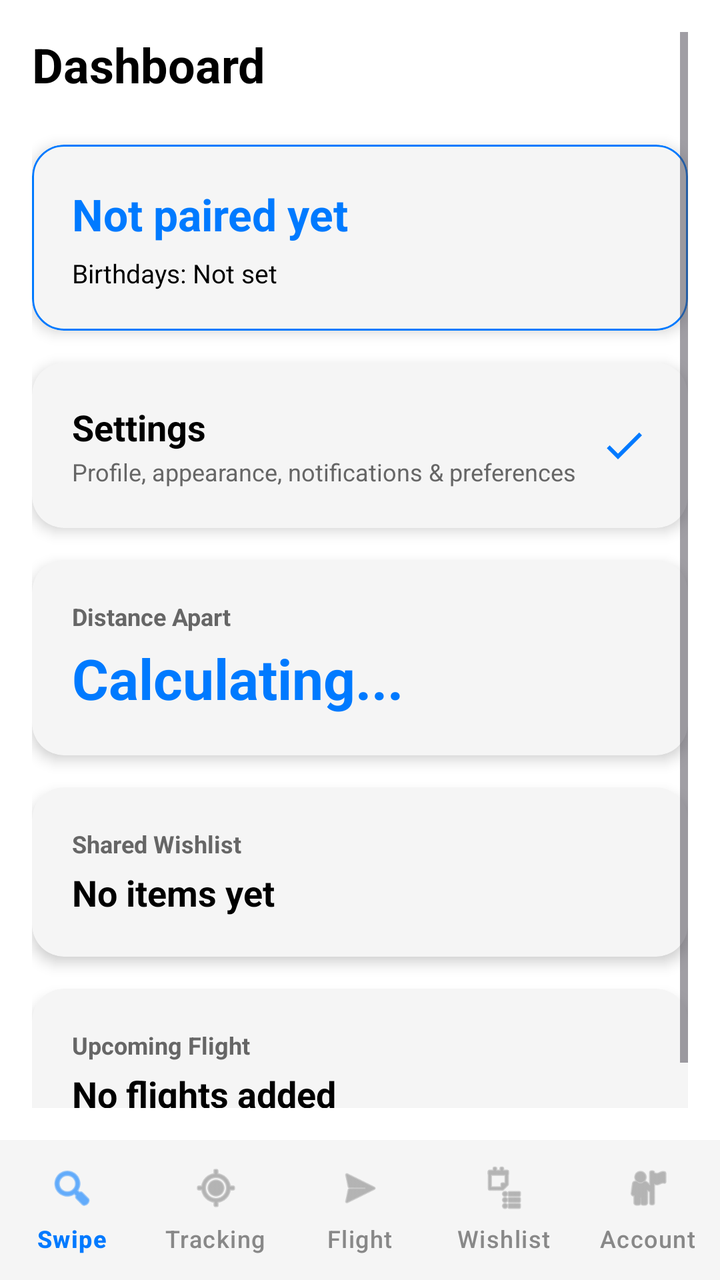
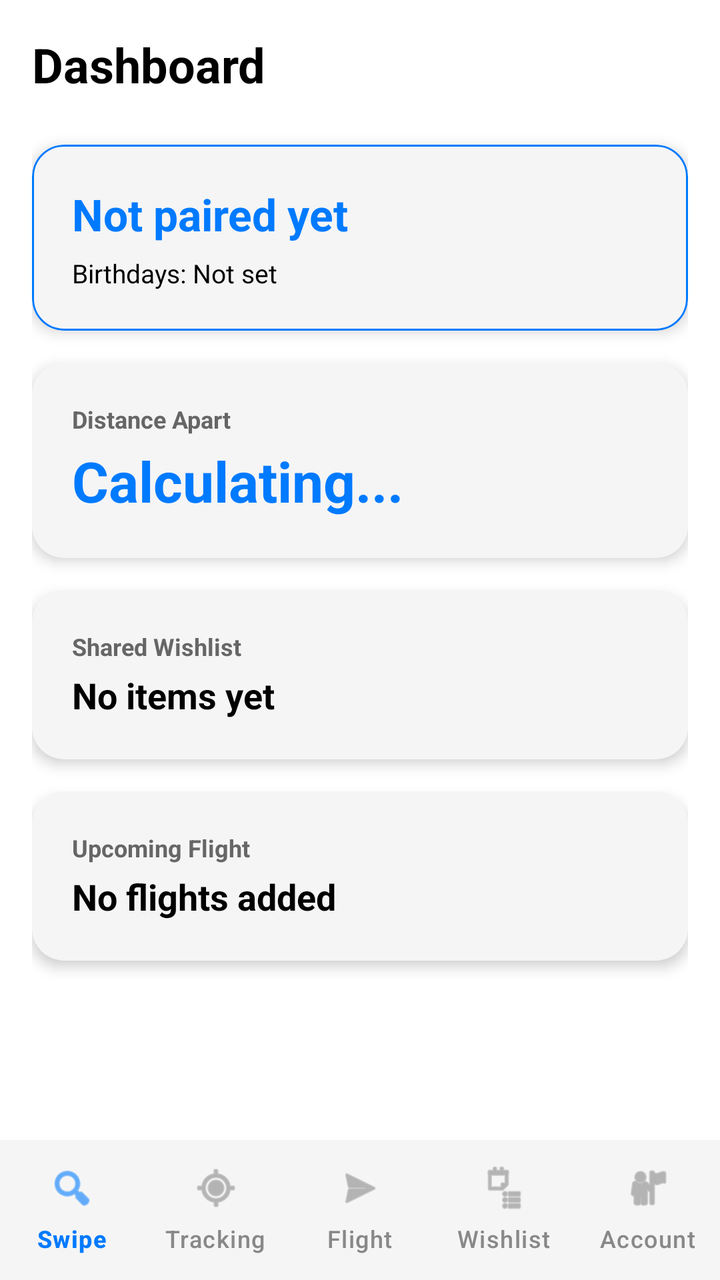

An Android layout rendered at two revisions. The XML below is the earlier revision; the diff shows what the commit changed to produce the second picture.
<!-- AndroidManifest.xml: application theme Theme.ProjectCecily -->
<!-- res/layout/activity_main.xml -->
<?xml version="1.0" encoding="utf-8"?>
<androidx.constraintlayout.widget.ConstraintLayout xmlns:android="http://schemas.android.com/apk/res/android"
    xmlns:app="http://schemas.android.com/apk/res-auto"
    android:layout_width="match_parent"
    android:layout_height="match_parent"
    android:background="@color/app_background"
    android:fitsSystemWindows="true">

    
    <ScrollView
        android:id="@+id/dashboard_scroll"
        android:layout_width="0dp"
        android:layout_height="0dp"
        android:padding="16dp"
        app:layout_constraintBottom_toTopOf="@id/bottom_navigation"
        app:layout_constraintEnd_toEndOf="parent"
        app:layout_constraintStart_toStartOf="parent"
        app:layout_constraintTop_toTopOf="parent">

        <LinearLayout
            android:layout_width="match_parent"
            android:layout_height="wrap_content"
            android:orientation="vertical">

            <TextView
                android:id="@+id/tvDashboardTitle"
                android:layout_width="wrap_content"
                android:layout_height="wrap_content"
                android:layout_marginBottom="24dp"
                android:text="Dashboard"
                android:textColor="@color/text_primary"
                android:textSize="24sp"
                android:textStyle="bold" />

            
            <com.google.android.material.card.MaterialCardView
                android:id="@+id/cardRelationshipSummary"
                android:layout_width="match_parent"
                android:layout_height="wrap_content"
                android:layout_marginBottom="16dp"
                android:clickable="false"
                android:focusable="false"
                app:cardBackgroundColor="@color/card_background"
                app:cardCornerRadius="16dp"
                app:cardElevation="4dp"
                app:strokeColor="@color/nav_selected"
                app:strokeWidth="1dp">

                <LinearLayout
                    android:layout_width="match_parent"
                    android:layout_height="wrap_content"
                    android:orientation="vertical"
                    android:padding="20dp">

                    <TextView
                        android:id="@+id/tvTogetherDays"
                        android:layout_width="wrap_content"
                        android:layout_height="wrap_content"
                        android:text="Not paired yet"
                        android:textColor="@color/nav_selected"
                        android:textSize="22sp"
                        android:textStyle="bold" />

                    <TextView
                        android:id="@+id/tvBirthdaysSummary"
                        android:layout_width="wrap_content"
                        android:layout_height="wrap_content"
                        android:layout_marginTop="6dp"
                        android:text="Birthdays: Not set"
                        android:textColor="@color/text_primary"
                        android:textSize="13sp" />
                </LinearLayout>
            </com.google.android.material.card.MaterialCardView>

            
            <com.google.android.material.card.MaterialCardView
                android:id="@+id/cardSettings"
                android:layout_width="match_parent"
                android:layout_height="wrap_content"
                android:layout_marginBottom="16dp"
                android:clickable="true"
                android:focusable="true"
                app:cardBackgroundColor="@color/card_background"
                app:cardCornerRadius="16dp"
                app:cardElevation="4dp"
                app:strokeWidth="0dp">

                <LinearLayout
                    android:layout_width="match_parent"
                    android:layout_height="wrap_content"
                    android:gravity="center_vertical"
                    android:orientation="horizontal"
                    android:padding="20dp">

                    <LinearLayout
                        android:layout_width="0dp"
                        android:layout_height="wrap_content"
                        android:layout_weight="1"
                        android:orientation="vertical">

                        <TextView
                            android:layout_width="wrap_content"
                            android:layout_height="wrap_content"
                            android:text="Settings"
                            android:textColor="@color/text_primary"
                            android:textSize="18sp"
                            android:textStyle="bold" />

                        <TextView
                            android:layout_width="wrap_content"
                            android:layout_height="wrap_content"
                            android:layout_marginTop="2dp"
                            android:text="Profile, appearance, notifications &amp; preferences"
                            android:textColor="@color/text_secondary"
                            android:textSize="12sp" />
                    </LinearLayout>

                    <ImageView
                        android:layout_width="24dp"
                        android:layout_height="24dp"
                        android:src="@drawable/ic_check"
                        app:tint="@color/nav_selected" />
                </LinearLayout>
            </com.google.android.material.card.MaterialCardView>

            
            <com.google.android.material.card.MaterialCardView
                android:id="@+id/cardProximity"
                android:layout_width="match_parent"
                android:layout_height="wrap_content"
                android:layout_marginBottom="16dp"
                app:cardBackgroundColor="@color/card_background"
                app:cardCornerRadius="16dp"
                app:cardElevation="4dp"
                app:strokeWidth="0dp">

                <LinearLayout
                    android:layout_width="match_parent"
                    android:layout_height="wrap_content"
                    android:orientation="vertical"
                    android:padding="20dp">

                    <TextView
                        android:layout_width="wrap_content"
                        android:layout_height="wrap_content"
                        android:text="Distance Apart"
                        android:textColor="@color/text_secondary"
                        android:textSize="12sp"
                        android:textStyle="bold" />

                    <TextView
                        android:id="@+id/tvLiveDistance"
                        android:layout_width="wrap_content"
                        android:layout_height="wrap_content"
                        android:layout_marginTop="4dp"
                        android:text="Calculating..."
                        android:textColor="@color/nav_selected"
                        android:textSize="28sp"
                        android:textStyle="bold" />

                    <TextView
                        android:id="@+id/tvPartnerTimeSummary"
                        android:layout_width="wrap_content"
                        android:layout_height="wrap_content"
                        android:layout_marginTop="6dp"
                        android:text=""
                        android:textColor="@color/text_primary"
                        android:textSize="13sp"
                        android:visibility="gone" />
                </LinearLayout>
            </com.google.android.material.card.MaterialCardView>

            
            <com.google.android.material.card.MaterialCardView
                android:id="@+id/cardWishlist"
                android:layout_width="match_parent"
                android:layout_height="wrap_content"
                android:layout_marginBottom="16dp"
                app:cardBackgroundColor="@color/card_background"
                app:cardCornerRadius="16dp"
                app:cardElevation="4dp"
                app:strokeWidth="0dp">

                <LinearLayout
                    android:layout_width="match_parent"
                    android:layout_height="wrap_content"
                    android:orientation="horizontal"
                    android:padding="20dp">

                    <LinearLayout
                        android:layout_width="0dp"
                        android:layout_height="wrap_content"
                        android:layout_weight="1"
                        android:orientation="vertical">

                        <TextView
                            android:layout_width="wrap_content"
                            android:layout_height="wrap_content"
                            android:text="Shared Wishlist"
                            android:textColor="@color/text_secondary"
                            android:textSize="12sp"
                            android:textStyle="bold" />

                        <TextView
                            android:id="@+id/tvWishlistSummary"
                            android:layout_width="wrap_content"
                            android:layout_height="wrap_content"
                            android:layout_marginTop="4dp"
                            android:text="No items yet"
                            android:textColor="@color/text_primary"
                            android:textSize="18sp"
                            android:textStyle="bold" />
                    </LinearLayout>

                    <TextView
                        android:layout_width="wrap_content"
                        android:layout_height="wrap_content"
                        android:layout_gravity="center"
                        android:text=""
                        android:textSize="32sp" />
                </LinearLayout>
            </com.google.android.material.card.MaterialCardView>

            
            <com.google.android.material.card.MaterialCardView
                android:id="@+id/cardFlight"
                android:layout_width="match_parent"
                android:layout_height="wrap_content"
                android:layout_marginBottom="16dp"
                app:cardBackgroundColor="@color/card_background"
                app:cardCornerRadius="16dp"
                app:cardElevation="4dp"
                app:strokeWidth="0dp">

                <LinearLayout
                    android:layout_width="match_parent"
                    android:layout_height="wrap_content"
                    android:orientation="horizontal"
                    android:padding="20dp">

                    <LinearLayout
                        android:layout_width="0dp"
                        android:layout_height="wrap_content"
                        android:layout_weight="1"
                        android:orientation="vertical">

                        <TextView
                            android:layout_width="wrap_content"
                            android:layout_height="wrap_content"
                            android:text="Upcoming Flight"
                            android:textColor="@color/text_secondary"
                            android:textSize="12sp"
                            android:textStyle="bold" />

                        <TextView
                            android:id="@+id/tvFlightSummary"
                            android:layout_width="wrap_content"
                            android:layout_height="wrap_content"
                            android:layout_marginTop="4dp"
                            android:text="No flights added"
                            android:textColor="@color/text_primary"
                            android:textSize="18sp"
                            android:textStyle="bold" />
                    </LinearLayout>

                    <TextView
                        android:layout_width="wrap_content"
                        android:layout_height="wrap_content"
                        android:layout_gravity="center"
                        android:text=""
                        android:textSize="32sp" />
                </LinearLayout>
            </com.google.android.material.card.MaterialCardView>

        </LinearLayout>
    </ScrollView>

    
    <com.google.android.material.bottomnavigation.BottomNavigationView
        android:id="@+id/bottom_navigation"
        android:layout_width="match_parent"
        android:layout_height="70dp"
        android:background="@color/card_background"
        app:itemIconTint="@color/nav_item_color"
        app:itemTextColor="@color/nav_item_color"
        app:labelVisibilityMode="labeled"
        app:layout_constraintBottom_toBottomOf="parent"
        app:menu="@menu/bottom_nav_menu" />

</androidx.constraintlayout.widget.ConstraintLayout>
<!-- resources referenced by this layout -->
<resources>
  <color name="app_background">#FFFFFF</color>
  <color name="card_background">#F5F5F5</color>
  <color name="nav_selected">#007AFF</color>
  <color name="text_primary">#000000</color>
  <color name="text_secondary">#666666</color>
  <!-- drawable ic_check (drawable) -->
  <?xml version="1.0" encoding="utf-8"?>
  <vector xmlns:android="http://schemas.android.com/apk/res/android"
      android:width="28dp"
      android:height="28dp"
      android:viewportWidth="24"
      android:viewportHeight="24">
      <path
          android:fillColor="#FFFFFF"
          android:pathData="M9,16.17L4.83,12l-1.42,1.41L9,19 21,7l-1.41-1.41z" />
  </vector>
  <style name="Theme.ProjectCecily" parent="Base.Theme.ProjectCecily" />
  <style name="Base.Theme.ProjectCecily" parent="Theme.Material3.DayNight.NoActionBar">
          
          <item name="colorPrimary">@color/nav_selected</item>
          <item name="windowActionBar">false</item>
          <item name="windowNoTitle">true</item>
  
          
          <item name="colorOnSecondaryContainer">@color/nav_selected</item>
      </style>
</resources>

<!-- the commit's change to res/layout/activity_main.xml (unified diff, before → after) -->
@@ -72,56 +72,6 @@
                 </LinearLayout>
             </com.google.android.material.card.MaterialCardView>
 
-            
-            <com.google.android.material.card.MaterialCardView
-                android:id="@+id/cardSettings"
-                android:layout_width="match_parent"
-                android:layout_height="wrap_content"
-                android:layout_marginBottom="16dp"
-                android:clickable="true"
-                android:focusable="true"
-                app:cardBackgroundColor="@color/card_background"
-                app:cardCornerRadius="16dp"
-                app:cardElevation="4dp"
-                app:strokeWidth="0dp">
-
-                <LinearLayout
-                    android:layout_width="match_parent"
-                    android:layout_height="wrap_content"
-                    android:gravity="center_vertical"
-                    android:orientation="horizontal"
-                    android:padding="20dp">
-
-                    <LinearLayout
-                        android:layout_width="0dp"
-                        android:layout_height="wrap_content"
-                        android:layout_weight="1"
-                        android:orientation="vertical">
-
-                        <TextView
-                            android:layout_width="wrap_content"
-                            android:layout_height="wrap_content"
-                            android:text="Settings"
-                            android:textColor="@color/text_primary"
-                            android:textSize="18sp"
-                            android:textStyle="bold" />
-
-                        <TextView
-                            android:layout_width="wrap_content"
-                            android:layout_height="wrap_content"
-                            android:layout_marginTop="2dp"
-                            android:text="Profile, appearance, notifications &amp; preferences"
-                            android:textColor="@color/text_secondary"
-                            android:textSize="12sp" />
-                    </LinearLayout>
-
-                    <ImageView
-                        android:layout_width="24dp"
-                        android:layout_height="24dp"
-                        android:src="@drawable/ic_check"
-                        app:tint="@color/nav_selected" />
-                </LinearLayout>
-            </com.google.android.material.card.MaterialCardView>
 
             
             <com.google.android.material.card.MaterialCardView
<!-- resource entries referenced after the edit -->
@@ -5,17 +5,6 @@
   <color name="nav_selected">#007AFF</color>
   <color name="text_primary">#000000</color>
   <color name="text_secondary">#666666</color>
-  <!-- drawable ic_check (drawable) -->
-  <?xml version="1.0" encoding="utf-8"?>
-  <vector xmlns:android="http://schemas.android.com/apk/res/android"
-      android:width="28dp"
-      android:height="28dp"
-      android:viewportWidth="24"
-      android:viewportHeight="24">
-      <path
-          android:fillColor="#FFFFFF"
-          android:pathData="M9,16.17L4.83,12l-1.42,1.41L9,19 21,7l-1.41-1.41z" />
-  </vector>
   <style name="Theme.ProjectCecily" parent="Base.Theme.ProjectCecily" />
   <style name="Base.Theme.ProjectCecily" parent="Theme.Material3.DayNight.NoActionBar">
           
